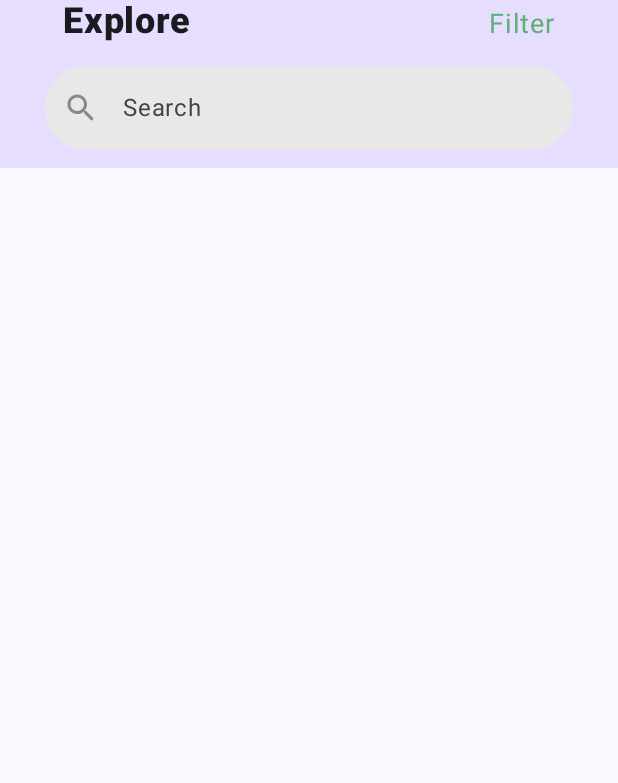
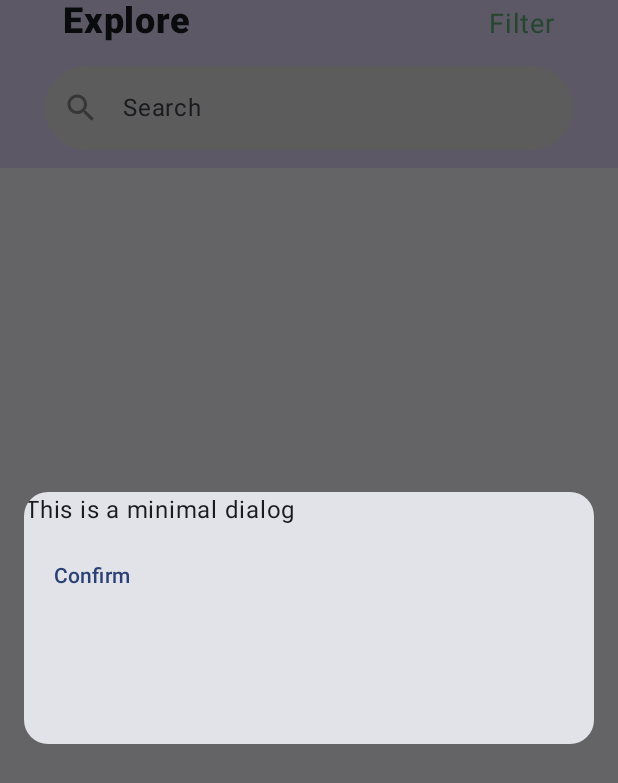
Before and after one commit to Ishwarendra/WiPhonePe, an Android app built with Jetpack Compose: the composable Header shown on its own in the app's theme, on a phone screen of 412 x 824 dp. Shown: the top 783 px of the screen. Run offline under Robolectric (Android 15) with nearby library versions, the phone set to English and light mode, and no system bars.

Commit message:
Add filter dialog

```diff
--- a/app/src/main/java/com/example/wiphonepe/components/header/FilterDialog.kt
+++ b/app/src/main/java/com/example/wiphonepe/components/header/FilterDialog.kt
@@ -1 +1,57 @@
 package com.example.wiphonepe.components.header
+
+import androidx.compose.foundation.background
+import androidx.compose.foundation.layout.Column
+import androidx.compose.foundation.layout.fillMaxSize
+import androidx.compose.foundation.layout.fillMaxWidth
+import androidx.compose.foundation.layout.height
+import androidx.compose.foundation.layout.padding
+import androidx.compose.foundation.layout.width
+import androidx.compose.foundation.layout.wrapContentSize
+import androidx.compose.foundation.shape.RoundedCornerShape
+import androidx.compose.material3.Card
+import androidx.compose.material3.Text
+import androidx.compose.material3.TextButton
+import androidx.compose.runtime.Composable
+import androidx.compose.ui.Alignment
+import androidx.compose.ui.Modifier
+import androidx.compose.ui.graphics.Color
+import androidx.compose.ui.text.style.TextAlign
+import androidx.compose.ui.unit.dp
+import androidx.compose.ui.window.Dialog
+import androidx.compose.ui.window.DialogProperties
+
+@Composable
+fun FilterDialog(
+    onDismiss: () -> Unit
+) {
+    Dialog(
+        onDismissRequest = onDismiss,
+        properties = DialogProperties(
+            dismissOnClickOutside = true,
+            dismissOnBackPress = true,
+        )
+    ) {
+        Card(
+            modifier = Modifier
+                .fillMaxWidth()
+                .height(200.dp)
+                .padding(16.dp),
+            shape = RoundedCornerShape(16.dp),
+        ) {
+            Text(
+                text = "This is a minimal dialog",
+                modifier = Modifier
+                    .wrapContentSize(Alignment.Center),
+                textAlign = TextAlign.Center,
+            )
+
+            TextButton(
+                onClick = { onDismiss() },
+                modifier = Modifier.padding(8.dp),
+            ) {
+                Text(text = "Confirm")
+            }
+        }
+    }
+}
--- a/app/src/main/java/com/example/wiphonepe/components/header/Header.kt
+++ b/app/src/main/java/com/example/wiphonepe/components/header/Header.kt
@@ -31,6 +31,9 @@ fun Header(
             .statusBarsPadding()
             .padding(horizontal = 30.dp)
     ) {
+        FilterDialog(
+            onDismiss = {}
+        )
         Row (
             modifier = Modifier.fillMaxWidth(),
             horizontalArrangement = Arrangement.SpaceBetween
@@ -47,7 +50,7 @@ fun Header(
                 fontSize = 18.sp,
                 modifier = Modifier
                     .clip(RoundedCornerShape(8.dp))
-                    .clickable {  }
+                    .clickable { }
                     .padding(
                         vertical = 4.dp,
                         horizontal = 12.dp
--- a/app/src/main/java/com/example/wiphonepe/components/header/SearchBar.kt
+++ b/app/src/main/java/com/example/wiphonepe/components/header/SearchBar.kt
@@ -14,23 +14,17 @@ import androidx.compose.material.icons.filled.Close
 import androidx.compose.material.icons.filled.Search
 import androidx.compose.material3.Icon
 import androidx.compose.material3.OutlinedTextField
-import androidx.compose.material3.SearchBarColors
 import androidx.compose.material3.Text
-import androidx.compose.material3.TextField
 import androidx.compose.material3.TextFieldDefaults
 import androidx.compose.runtime.Composable
 import androidx.compose.runtime.collectAsState
 import androidx.compose.runtime.getValue
 import androidx.compose.ui.Modifier
-import androidx.compose.ui.draw.clip
-import androidx.compose.ui.focus.FocusManager
-import androidx.compose.ui.focus.onFocusChanged
 import androidx.compose.ui.graphics.Color
 import androidx.compose.ui.platform.LocalFocusManager
 import androidx.compose.ui.text.input.ImeAction
 import androidx.compose.ui.unit.dp
 import androidx.lifecycle.viewmodel.compose.viewModel
-import com.example.wiphonepe.R
 import com.example.wiphonepe.viewmodel.ItemViewModel
 
 @Composable
```
